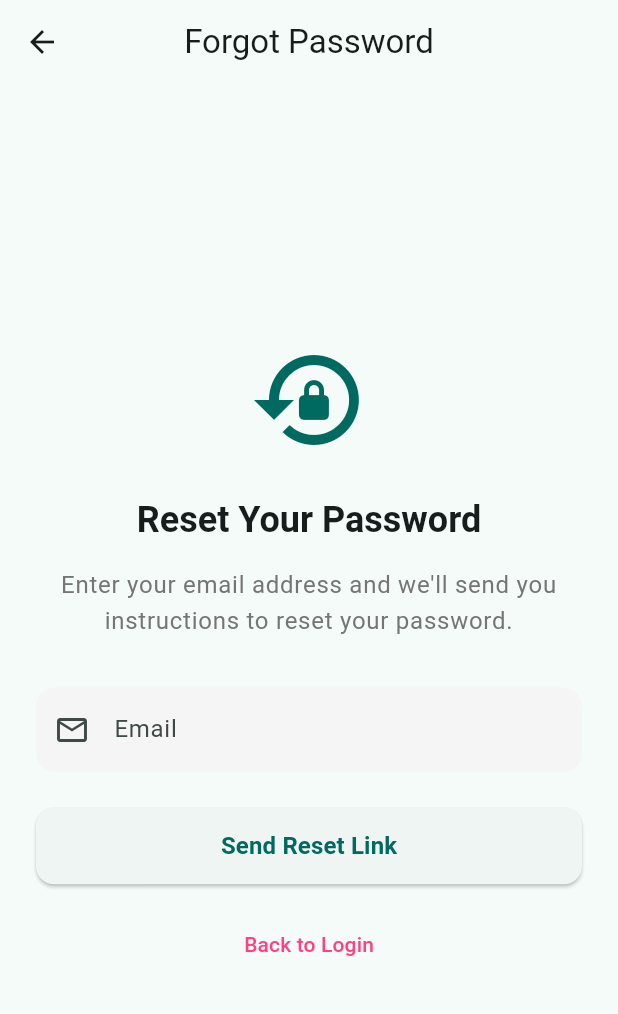
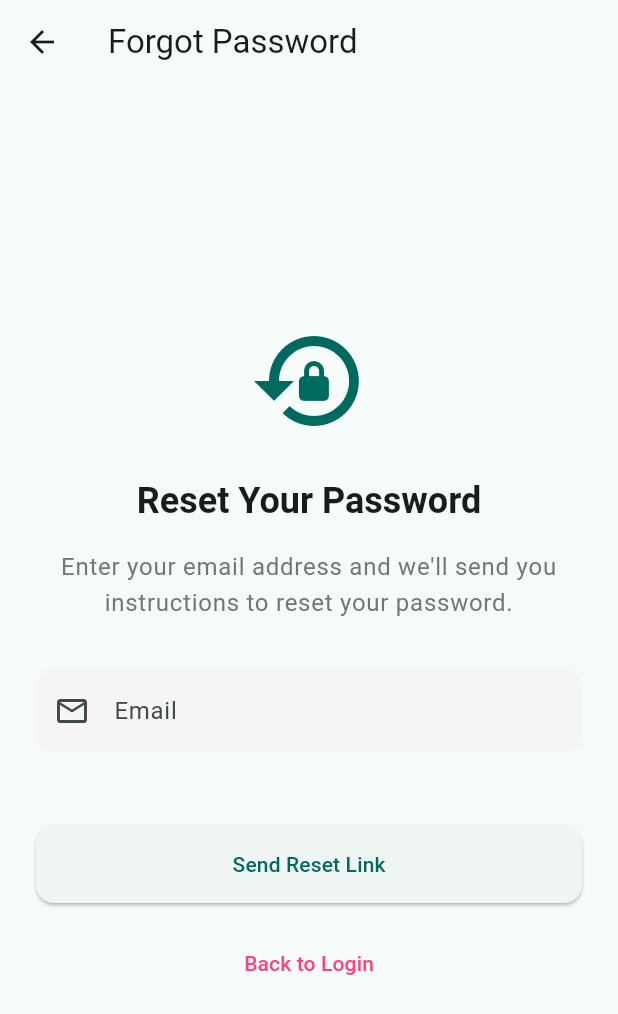
Before and after one commit to lewshubei/mobileApplication, a Flutter app: the ForgotPasswordScreen screen opened directly, on a phone screen of 412 x 824 dp. Shown: the top 1014 px of the screen. Run offline on Flutter 3.47's test engine with Material 3 defaults, Android fonts, the phone set to English and light mode, and no system bars; our stand-ins replace cloud_firestore, firebase_auth, firebase_core, google_sign_in; accounts and stored records are empty; network calls fail; Roboto replaces fonts that are missing (Poppins).

Commit message:
update forgot password

```diff
--- a/lib/screens/forgot_password_screen.dart
+++ b/lib/screens/forgot_password_screen.dart
@@ -29,24 +29,11 @@ class _ForgotPasswordScreenState extends State<ForgotPasswordScreen> {
         _isSuccess = false;
       });
 
-      final email = _emailController.text.trim();
-
       try {
-        // First check if the email exists in Firebase Auth
-        final signInMethods = await FirebaseAuth.instance.fetchSignInMethodsForEmail(email);
-
-        // If the signInMethods list is empty, the user doesn't exist
-        if (signInMethods.isEmpty) {
-          setState(() {
-            _isLoading = false;
-            _isSuccess = false;
-            _message = 'No user found with this email address. Please register first.';
-          });
-          return;
-        }
-
-        // At this point, we know the user exists, so send the reset email
-        await FirebaseAuth.instance.sendPasswordResetEmail(email: email);
+        // Send password reset email
+        await FirebaseAuth.instance.sendPasswordResetEmail(
+          email: _emailController.text.trim(),
+        );
 
         if (!mounted) return;
 
@@ -77,13 +64,11 @@ class _ForgotPasswordScreenState extends State<ForgotPasswordScreen> {
   String _getErrorMessage(String errorCode) {
     switch (errorCode) {
       case 'user-not-found':
-        return 'No user found with this email address. Please register first.';
+        return 'No user found with this email address.';
       case 'invalid-email':
         return 'Please enter a valid email address.';
       case 'too-many-requests':
-        return 'Too many attempts. Please try again later.';
-      case 'network-request-failed':
-        return 'Network error. Please check your connection and try again.';
+        return 'Too many requests. Please try again later.';
       default:
         return 'Failed to send password reset email. Please try again.';
     }
@@ -95,7 +80,6 @@ class _ForgotPasswordScreenState extends State<ForgotPasswordScreen> {
       appBar: AppBar(
         title: const Text('Forgot Password'),
         elevation: 0,
-        centerTitle: true,
       ),
       body: SafeArea(
         child: Center(
@@ -146,16 +130,9 @@ class _ForgotPasswordScreenState extends State<ForgotPasswordScreen> {
                       TextFormField(
                         controller: _emailController,
                         keyboardType: TextInputType.emailAddress,
-                        decoration: InputDecoration(
+                        decoration: const InputDecoration(
                           labelText: 'Email',
-                          prefixIcon: const Icon(Icons.email_outlined),
-                          border: OutlineInputBorder(
-                            borderRadius: BorderRadius.circular(12),
-                          ),
-                          contentPadding: const EdgeInsets.symmetric(
-                            vertical: 16,
-                            horizontal: 16,
-                          ),
+                          prefixIcon: Icon(Icons.email_outlined),
                         ),
                         validator: (value) {
                           if (value == null || value.isEmpty) {
@@ -176,7 +153,6 @@ class _ForgotPasswordScreenState extends State<ForgotPasswordScreen> {
                       if (_message.isNotEmpty)
                         Container(
                           padding: const EdgeInsets.all(12),
-                          margin: const EdgeInsets.only(bottom: 16),
                           decoration: BoxDecoration(
                             color: _isSuccess
                                 ? Colors.green.shade50
@@ -211,15 +187,11 @@ class _ForgotPasswordScreenState extends State<ForgotPasswordScreen> {
                           ),
                         ),
 
+                      const SizedBox(height: 24),
+
                       // Reset Button
                       ElevatedButton(
                         onPressed: _isLoading ? null : _resetPassword,
-                        style: ElevatedButton.styleFrom(
-                          padding: const EdgeInsets.symmetric(vertical: 14),
-                          shape: RoundedRectangleBorder(
-                            borderRadius: BorderRadius.circular(12),
-                          ),
-                        ),
                         child: _isLoading
                             ? const SizedBox(
                                 height: 20,
@@ -229,13 +201,7 @@ class _ForgotPasswordScreenState extends State<ForgotPasswordScreen> {
                                   color: Colors.white,
                                 ),
                               )
-                            : const Text(
-                                'Send Reset Link',
-                                style: TextStyle(
-                                  fontSize: 16,
-                                  fontWeight: FontWeight.bold,
-                                ),
-                              ),
+                            : const Text('Send Reset Link'),
                       ),
 
                       const SizedBox(height: 16),
@@ -249,13 +215,44 @@ class _ForgotPasswordScreenState extends State<ForgotPasswordScreen> {
                           'Back to Login',
                           style: TextStyle(
                             color: Theme.of(context).colorScheme.secondary,
-                            fontWeight: FontWeight.w500,
                           ),
                         ),
                       ),
                     ],
                   ),
                 ),
+
+                // Instructions for testing
+                if (_isSuccess)
+                  Container(
+                    margin: const EdgeInsets.only(top: 32),
+                    padding: const EdgeInsets.all(16),
+                    decoration: BoxDecoration(
+                      color: Colors.blue.shade50,
+                      borderRadius: BorderRadius.circular(12),
+                      border: Border.all(color: Colors.blue.shade200),
+                    ),
+                    child: Column(
+                      crossAxisAlignment: CrossAxisAlignment.start,
+                      children: [
+                        Text(
+                          'Testing Instructions:',
+                          style: TextStyle(
+                            fontWeight: FontWeight.bold,
+                            color: Colors.blue.shade700,
+                          ),
+                        ),
+                        const SizedBox(height: 8),
+                        Text(
+                          '• Check the inbox of ${_emailController.text}\n'
+                          '• Click the link in the email from Firebase\n'
+                          '• Create a new password\n'
+                          '• Return to the app and log in with your new password',
+                          style: TextStyle(color: Colors.blue.shade700),
+                        ),
+                      ],
+                    ),
+                  ),
               ],
             ),
           ),
```
